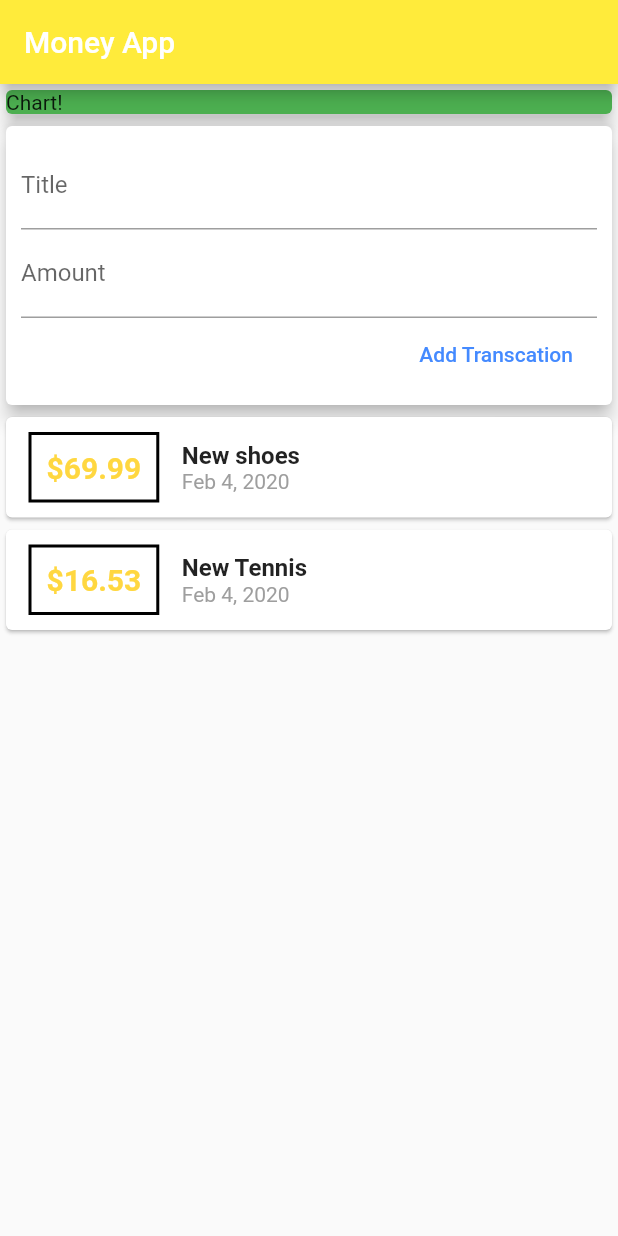
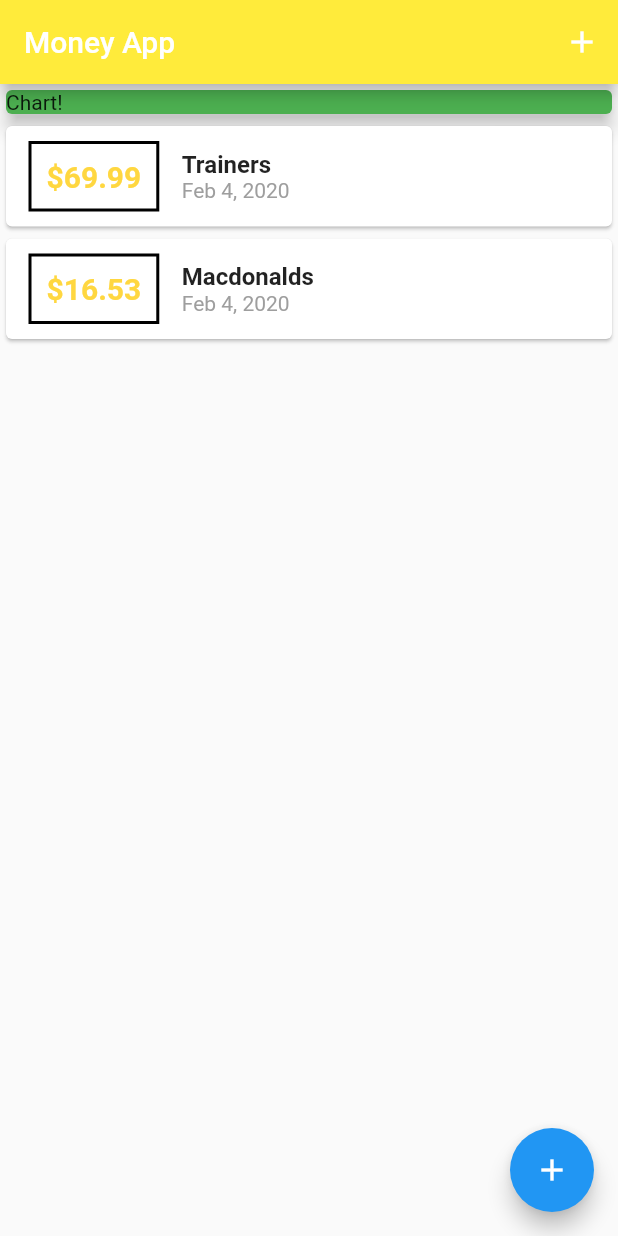
Before and after one commit to JamesRotimi/money_tracker_app, a Flutter app: the screen it shows after launch, on a phone screen of 412 x 824 dp. Run offline on Flutter 3.47's test engine with Material 2 defaults, Android fonts, the phone set to English and light mode, and no system bars.

Commit message:
added new gesture feature Ontap and removed user trasaction

```diff
--- a/lib/Widgets/transaction_list.dart
+++ b/lib/Widgets/transaction_list.dart
@@ -26,7 +26,7 @@ TransactionList(this.transactions);
                       ),
                       padding: EdgeInsets.all(10),
                       child: Text(
-                        '\$${transactions[index].amount.toStringAsFixed(2)}',
+                        '\$${transactions[index].amount.toStringAsFixed(2)}', // this ensures that all numbers received will be fixed with 2 decimal places.
                         style: TextStyle(
                           fontWeight: FontWeight.bold,
                           fontSize: 20,
@@ -35,7 +35,7 @@ TransactionList(this.transactions);
                       ),
                     ),
                     Column(
-                      crossAxisAlignment: CrossAxisAlignment.start,
+                      crossAxisAlignment: CrossAxisAlignment.start, // this aligns the title to be positioned at the start i.e left
                       children: <Widget>[
                         Text(
                           transactions[index].title,
--- a/lib/Widgets/user_transactions.dart
+++ /dev/null
@@ -1,37 +0,0 @@
-import 'package:flutter/material.dart';
-import './new_transaction.dart';
-import './transaction_list.dart';
-import '../models/transaction.dart';
-
-class UserTransaction extends StatefulWidget {
-  @override
-  _UserTransactionState createState() => _UserTransactionState();
-}
-
-class _UserTransactionState extends State<UserTransaction> {
-  final List<Transaction> _userTransactions = [
-    Transaction(
-        id: 'r1', title: 'New shoes', amount: 69.99, date: DateTime.now()),
-    Transaction(
-        id: 'r2', title: 'New Tennis', amount: 16.53, date: DateTime.now()),
-  ];
-
-  void _addNewTransaction(String txTitle, double txAmount){
-      final newTx = Transaction(title: txTitle, amount: txAmount, date: DateTime.now(),
-      id: DateTime.now().toString());
-
-
-  setState(() {
-    _userTransactions.add(newTx);
-   });
-  }
-  @override
-  Widget build(BuildContext context) {
-    return Column(
-      children: <Widget>[
-        NewTransaction(_addNewTransaction),
-        TransactionList(_userTransactions),
-      ],
-    );
-  }
-}
--- a/lib/main.dart
+++ b/lib/main.dart
@@ -1,5 +1,7 @@
 import 'package:flutter/material.dart';
-import 'package:money_tracker_app/Widgets/user_transactions.dart';
+import 'package:money_tracker_app/Widgets/new_transaction.dart';
+import 'package:money_tracker_app/Widgets/transaction_list.dart';
+import './models/transaction.dart';
 
 void main() => runApp(MyApp());
 
@@ -14,19 +16,61 @@ class MyApp extends StatelessWidget {
     );
   }
 }
-// This widget is the root of your application.
 
-class MyHomePage extends StatelessWidget {
-
+class MyHomePage extends StatefulWidget {
   //  String titleInput;
 //  String amountInput;
 
-  final titleController = TextEditingController();
-  final amountController = TextEditingController();
+  @override
+  _MyHomePageState createState() => _MyHomePageState();
+}
+
+// This widget is the root of your application.
+
+class _MyHomePageState extends State<MyHomePage> {
+  final List<Transaction> _userTransactions = [
+    Transaction(
+        id: 'r1', title: 'Trainers', amount: 69.99, date: DateTime.now()),
+    Transaction(
+        id: 'r2', title: 'Macdonalds', amount: 16.53, date: DateTime.now()),
+  ];
+
+  void _addNewTransaction(String txTitle, double txAmount) {
+    final newTx = Transaction(
+        title: txTitle,
+        amount: txAmount,
+        date: DateTime.now(),
+        id: DateTime.now().toString());
+
+    setState(() {
+      _userTransactions.add(newTx);
+    });
+  }
+
+  void _startAddNewTransaction(BuildContext ctx) {
+    showModalBottomSheet(
+        context: ctx,
+        builder: (_) {
+          return GestureDetector(
+           onTap: () {},
+           child: NewTransaction(_addNewTransaction),
+            behavior: HitTestBehavior.opaque,
+           );
+        });
+  }
+
   @override
   Widget build(BuildContext context) {
     return Scaffold(
-      appBar: AppBar(backgroundColor: Colors.yellow, title: Text('Money App')),
+      appBar: AppBar(
+        backgroundColor: Colors.yellow,
+        title: Text('Money App'),
+        actions: <Widget>[
+          IconButton(
+              icon: Icon(Icons.add),
+              onPressed: () => _startAddNewTransaction(context)),
+        ],
+      ),
       body: SingleChildScrollView(
         child: Column(
           //mainAxisAlignment: MainAxisAlignment.start,
@@ -40,10 +84,13 @@ class MyHomePage extends StatelessWidget {
                 elevation: 5,
               ),
             ),
-          UserTransaction()
+            TransactionList(_userTransactions),
           ],
         ),
-      )
+      ),
+      floatingActionButton: FloatingActionButton(
+          child: Icon(Icons.add),
+          onPressed: () => _startAddNewTransaction(context)),
     );
   }
 }
```
Also changed, not shown: lib/Widgets/new_transaction.dart (+4 -4 lines). Lines whose indentation alone changed are shown as unchanged.
